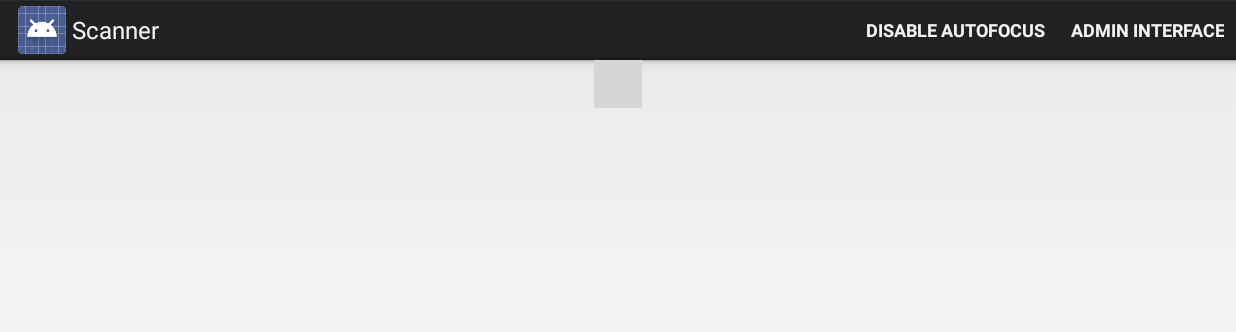
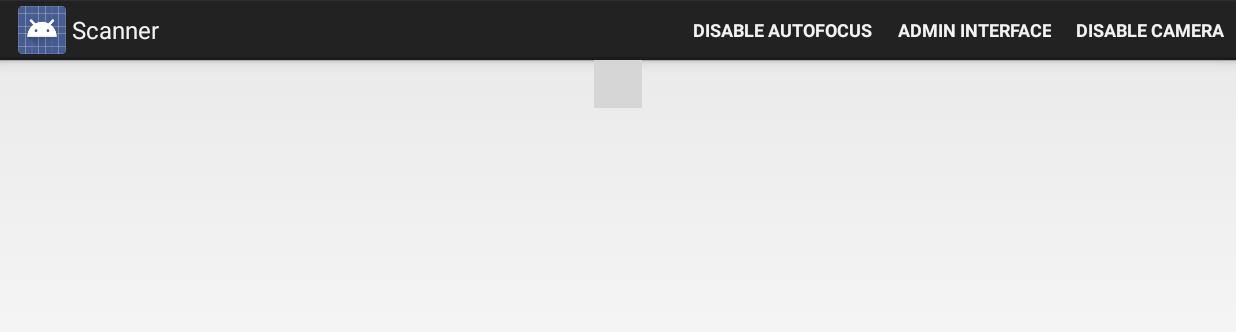
Before and after one commit to Team3128/AttendanceScanner, an Android app: the screen it shows after launch (AutoScanActivity), on a phone screen of 824 x 412 dp (held sideways). Shown: the top 332 px of the screen. Run offline under Robolectric (Android 15) with nearby library versions, the phone set to English and light mode, and no system bars; libraries missing offline, so code that uses them is left out: com.opencsv, me.dm7.barcodescanner; plain views replace ZXingScannerView; 5 statements that could not run were skipped; grey boxes are pictures that could not be loaded.

Commit message:
Add USB barcode scanner support to AutoScanActivity

```diff
--- a/app/src/main/java/org/team3128/attendancescanner/AutoScanActivity.java
+++ b/app/src/main/java/org/team3128/attendancescanner/AutoScanActivity.java
@@ -1,9 +1,13 @@
 package org.team3128.attendancescanner;
 
 import android.app.Activity;
+import android.content.Context;
 import android.content.Intent;
+import android.content.SharedPreferences;
 import android.os.Bundle;
 import android.os.Handler;
+import android.support.annotation.NonNull;
+import android.view.KeyEvent;
 import android.view.Menu;
 import android.view.MenuItem;
 import android.widget.Toast;
@@ -27,12 +31,23 @@ public class AutoScanActivity extends Activity implements ZXingScannerView.Resul
 	private ZXingScannerView scannerView;
 
 	private boolean isAutoFocusing = true;
+	boolean cameraEnabled;
+
+	final static String CAMERA_ENABLED_KEY = "camera_enabled";
+
+	//used to buffer barcodes as they're typed in
+	private StringBuilder numberCollector;
+
+	SharedPreferences preferences;
 
 	@Override
 	protected void onCreate(Bundle savedInstanceState)
 	{
 		super.onCreate(savedInstanceState);
 		setContentView(R.layout.activity_scanner);
+
+		preferences = getPreferences(Context.MODE_PRIVATE);
+		cameraEnabled = preferences.getBoolean(CAMERA_ENABLED_KEY, true);
 
 		scannerView = (ZXingScannerView) findViewById(R.id.scannerView);
 
@@ -47,6 +62,7 @@ public class AutoScanActivity extends Activity implements ZXingScannerView.Resul
 		scannerView.setFormats(acceptableFormats);
 		scannerView.setAutoFocus(true);
 
+		numberCollector = new StringBuilder();
 
 	}
 
@@ -103,13 +119,40 @@ public class AutoScanActivity extends Activity implements ZXingScannerView.Resul
 	@Override
 	public void onResume() {
 		super.onResume();
-		scannerView.startCamera();          // Start camera on resume
+
+		if(cameraEnabled)
+		{
+			scannerView.startCamera();          // Start camera on resume
+		}
 	}
 
 	@Override
 	public void onPause() {
 		super.onPause();
 		scannerView.stopCamera();           // Stop camera on pause
+	}
+
+	@Override
+	public boolean onKeyDown(int keyCode, @NonNull KeyEvent event)
+	{
+		char pressed = (char)event.getUnicodeChar();
+
+		//sent after a barcode has been typed in by the scanner
+		if(keyCode == KeyEvent.KEYCODE_ENTER)
+		{
+			processScan(database, numberCollector.toString());
+			numberCollector.setLength(0); //reset string builder
+		}
+		else if(Character.isDigit(pressed))
+		{
+			numberCollector.append(pressed);
+		}
+		else
+		{
+			return super.onKeyDown(keyCode, event);
+		}
+
+		return true;
 	}
 
 	@Override
@@ -137,7 +180,7 @@ public class AutoScanActivity extends Activity implements ZXingScannerView.Resul
 				scannerView.startCamera();
 				scannerView.setAutoFocus(isAutoFocusing);
 			}
-		}, 500);
+		}, 250);
 	}
 
 	@Override
@@ -166,6 +209,17 @@ public class AutoScanActivity extends Activity implements ZXingScannerView.Resul
 		{
 			startActivity(new Intent(this, MainActivity.class));
 		}
+		else if(item.getItemId() == R.id.action_toggle_camera)
+		{
+			cameraEnabled = !cameraEnabled;
+			preferences.edit().putBoolean(CAMERA_ENABLED_KEY, cameraEnabled).apply();
+			updateToggleCameraMenuText(item);
+
+			if(!cameraEnabled)
+			{
+				scannerView.stopCamera();
+			}
+		}
 		return super.onOptionsItemSelected(item);
 	}
 
@@ -176,6 +230,18 @@ public class AutoScanActivity extends Activity implements ZXingScannerView.Resul
 	{
 		// Inflate the menu; this adds items to the action bar if it is present.
 		getMenuInflater().inflate(R.menu.menu_scanner, menu);
+
+		updateToggleCameraMenuText(menu.findItem(R.id.action_toggle_camera));
+
 		return true;
 	}
+
+	/**
+	 * Update the text of the toggle camera menu item based on the cameraEnabled class variable
+	 * @param item
+	 */
+	private void updateToggleCameraMenuText(MenuItem item)
+	{
+		item.setTitle(cameraEnabled ? R.string.disable_camera_scanner : R.string.enable_camera_scanner);
+	}
 }
--- a/app/src/main/res/menu/menu_scanner.xml
+++ b/app/src/main/res/menu/menu_scanner.xml
@@ -8,4 +8,7 @@
       <item android:id="@+id/action_admin_interface"
             android:title="@string/admin_interface"
             android:showAsAction="ifRoom|withText"/>
+    <item android:id="@+id/action_toggle_camera"
+          android:title="@string/disable_camera_scanner"
+          android:showAsAction="ifRoom|withText"/>
 </menu>
--- a/app/src/main/res/values/strings.xml
+++ b/app/src/main/res/values/strings.xml
@@ -47,4 +47,6 @@
     <string name="enable_autofocus">Enable Autofocus</string>
     <string name="disable_autofocus">Disable Autofocus</string>
     <string name="admin_interface">Admin Interface</string>
+    <string name="disable_camera_scanner">Disable Camera</string>
+    <string name="enable_camera_scanner">Enable Camera</string>
 </resources>
```
